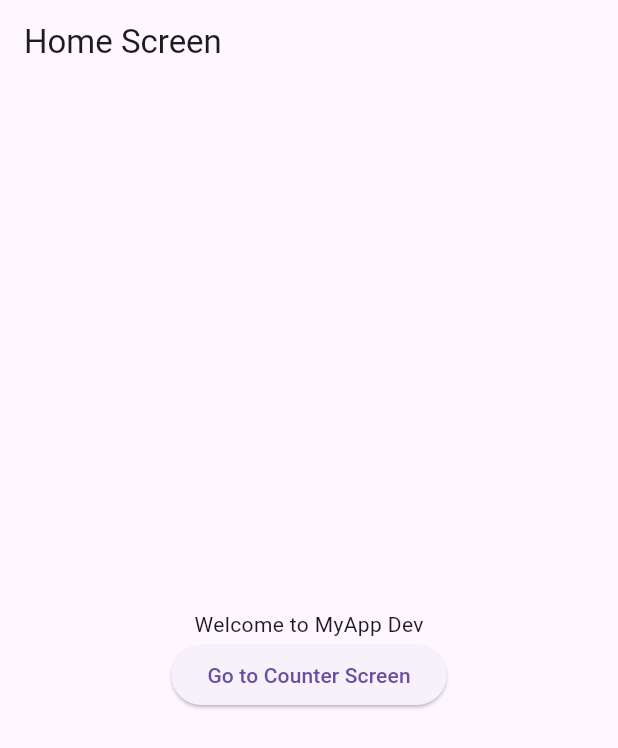
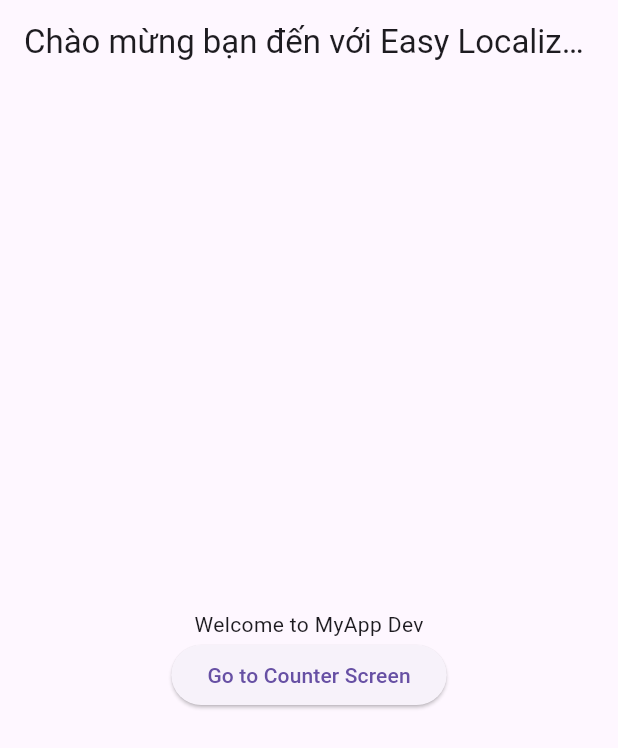
Before and after one commit to kingcartoon0445/manager_app, a Flutter app: the screen it shows after launch, on a phone screen of 412 x 824 dp. Shown: the top 748 px of the screen. Run offline on Flutter 3.47's test engine with Material 3 defaults, Android fonts, the phone set to English and light mode, and no system bars; our stand-ins replace easy_localization, flutter_bloc.

Commit message:
add muti language

```diff
--- /dev/null
+++ b/assets/langs/en.json
@@ -0,0 +1,4 @@
+{
+    "hello": "Hello!",
+    "welcome": "Welcome to Easy Localization"
+  }
--- /dev/null
+++ b/assets/langs/vi.json
@@ -0,0 +1,4 @@
+{
+    "hello": "Xin chào!",
+    "welcome": "Chào mừng bạn đến với Easy Localization"
+  }
--- a/lib/main.dart
+++ b/lib/main.dart
@@ -1,5 +1,5 @@
 import 'package:flutter/material.dart';
-
+import 'package:easy_localization/easy_localization.dart';
 export 'package:manager_app/config/app_config.dart';
 export 'package:manager_app/routes/route_names.dart';
 import 'package:flutter/material.dart';
@@ -10,9 +10,17 @@
 import 'routes/route_names.dart';
 
 void main() {
-  AppConfig.init(environment: 'dev');  // Khởi tạo cấu hình cho môi trường
+  AppConfig.init(environment: 'dev'); // Khởi tạo cấu hình cho môi trường
 
-  runApp(MyApp());
+  runApp(
+    EasyLocalization(
+      supportedLocales: [const Locale('en', 'US'), const Locale('vi', 'VN')],
+      path: 'assets/langs', // Đường dẫn đến thư mục chứa file JSON
+      fallbackLocale: const Locale('en', 'US'),
+      startLocale: const Locale('vi', 'VN'),
+      child: MyApp(),
+    ),
+  );
 }
 
 class MyApp extends StatelessWidget {
@@ -23,9 +31,13 @@
         BlocProvider(create: (context) => CounterBloc()), // Đăng ký CounterBloc
       ],
       child: MaterialApp(
-        title: AppConfig.instance.appName,  // Sử dụng AppConfig
-        initialRoute: RouteNames.home,      // Đặt route khởi đầu
-        onGenerateRoute: AppRoutes.generateRoute, // Đăng ký hệ thống quản lý route
+        localizationsDelegates: context.localizationDelegates,
+        supportedLocales: context.supportedLocales,
+        locale: context.locale,
+        title: AppConfig.instance.appName, // Sử dụng AppConfig
+        initialRoute: RouteNames.home, // Đặt route khởi đầu
+        onGenerateRoute:
+            AppRoutes.generateRoute, // Đăng ký hệ thống quản lý route
         debugShowCheckedModeBanner: false,
       ),
     );
--- a/lib/screens/home/home_screen.dart
+++ b/lib/screens/home/home_screen.dart
@@ -1,3 +1,4 @@
+import 'package:easy_localization/easy_localization.dart';
 import 'package:flutter/material.dart';
 
 import '../../main.dart';
@@ -7,7 +8,7 @@ class HomeScreen extends StatelessWidget {
   Widget build(BuildContext context) {
     return Scaffold(
       appBar: AppBar(
-        title: Text('Home Screen'),
+        title: Text('welcome').tr(),
       ),
       body: Center(
         child: Column(
--- a/pubspec.yaml
+++ b/pubspec.yaml
@@ -37,6 +37,9 @@ dependencies:
   cupertino_icons: ^1.0.8
   http: ^1.2.2
   flutter_bloc: ^8.1.6
+  isar: ^3.1.0+1
+  isar_flutter_libs: ^3.1.0+1
+  easy_localization: ^3.0.7
 
 dev_dependencies:
   flutter_test:
@@ -61,6 +64,8 @@ flutter:
   uses-material-design: true
 
   # To add assets to your application, add an assets section, like this:
+  assets:
+    - assets/langs/
   # assets:
   #   - images/a_dot_burr.jpeg
   #   - images/a_dot_ham.jpeg
```
Also changed, not shown: lib/models/extend_model.dart (added).
